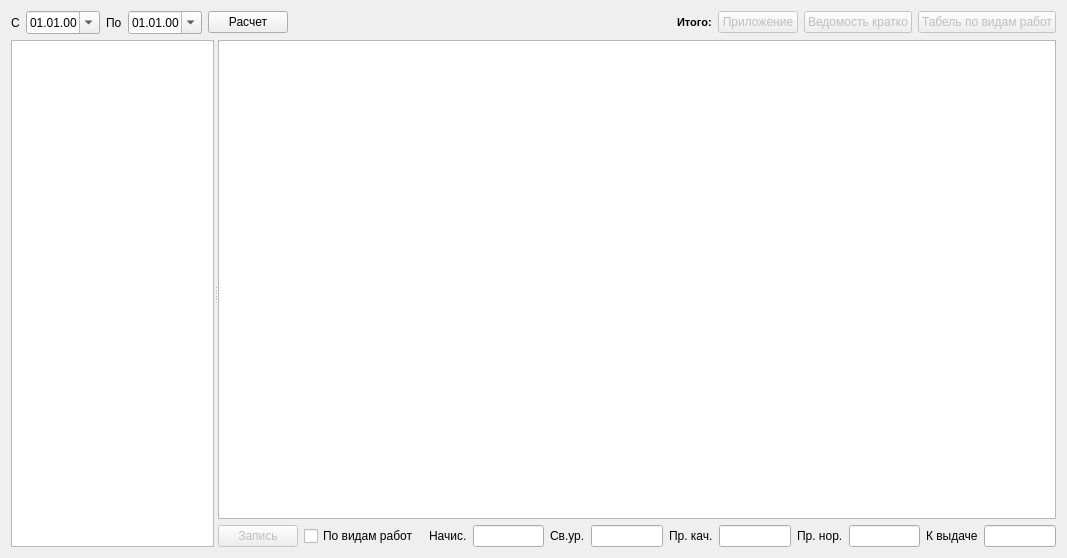
This is formcalcwage.ui in Sergeyego/el_zp as Qt 5 draws it before an edit. The edited form follows.
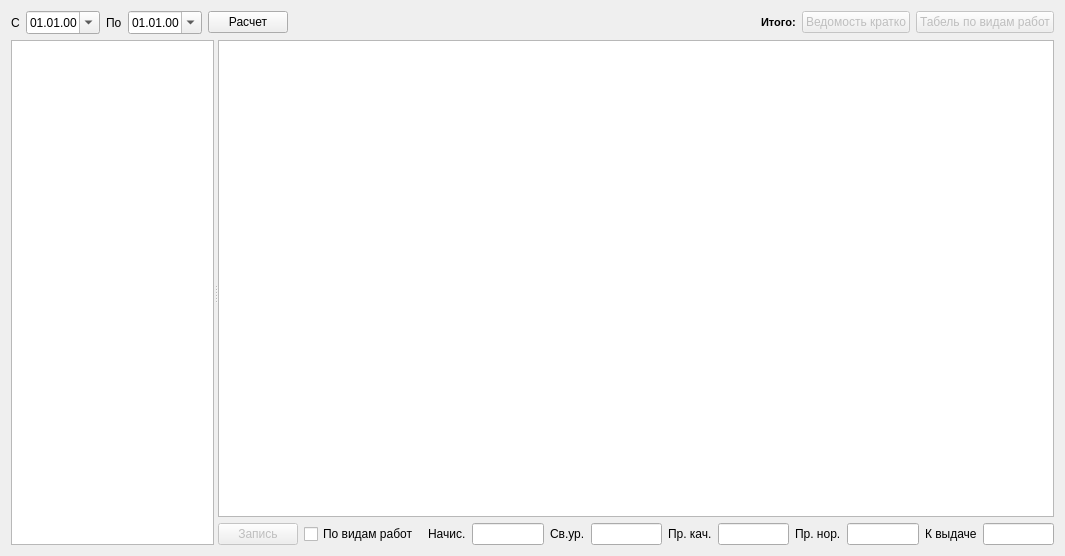
This is the edited form. Custom widgets are drawn as their Qt base class.

The edit to the form file:
```diff
--- a/formcalcwage.ui
+++ b/formcalcwage.ui
@@ -6,8 +6,8 @@
    <rect>
     <x>0</x>
     <y>0</y>
-    <width>1067</width>
-    <height>558</height>
+    <width>1065</width>
+    <height>556</height>
    </rect>
   </property>
   <property name="windowTitle">
@@ -84,16 +84,6 @@
        </property>
       </widget>
      </item>
-     <item>
-      <widget class="QPushButton" name="pushButtonDop">
-       <property name="enabled">
-        <bool>false</bool>
-       </property>
-       <property name="text">
-        <string>Приложение</string>
-       </property>
-      </widget>
-     </item>
      <item>
       <widget class="QPushButton" name="pushButtonTabelShort">
        <property name="enabled">
```
